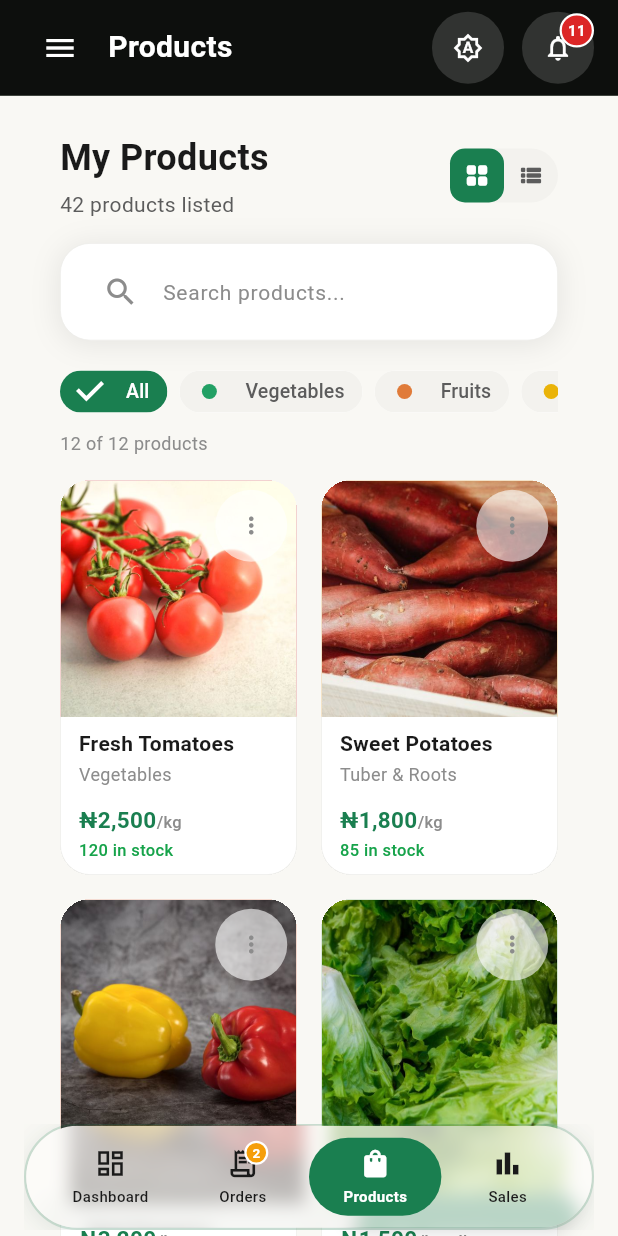
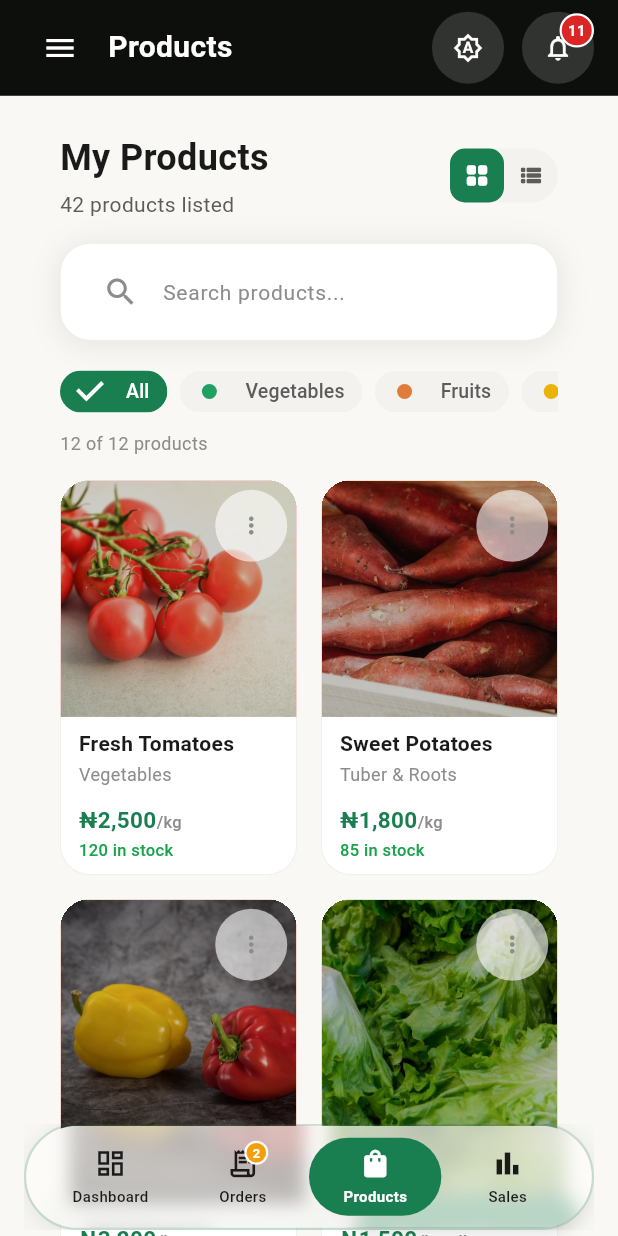
Before and after one commit to Delian21/growbox-vendor, a Flutter app: the ProductsScreen screen opened by its route, on a phone screen of 412 x 824 dp. Run offline on Flutter 3.47's test engine with Material 3 defaults, Android fonts, the phone set to English and light mode, and no system bars; our stand-ins replace fl_chart, flutter_staggered_animations, go_router, image_picker, shared_preferences; accounts and stored records are empty.

Commit message:
Enhance UI layout: add dark scrim for legibility on bright photos in products screen and adjust card width for summary in sales screen

```diff
--- a/lib/features/products/products_screen.dart
+++ b/lib/features/products/products_screen.dart
@@ -328,6 +328,12 @@ class _ProductsScreenState extends State<ProductsScreen> {
               imageUrl,
               fit: BoxFit.cover,
               errorBuilder: (_, _, _) => const SizedBox.shrink(),
+            ),
+          // Slight dark scrim so the translucent actions disc stays legible
+          // on bright photos.
+          if (actions != null)
+            const DecoratedBox(
+              decoration: BoxDecoration(color: Color(0x33000000)),
             ),
           if (actions != null)
             Positioned(
```
Also changed, not shown: lib/features/sales/sales_screen.dart (+5 -2 lines).
